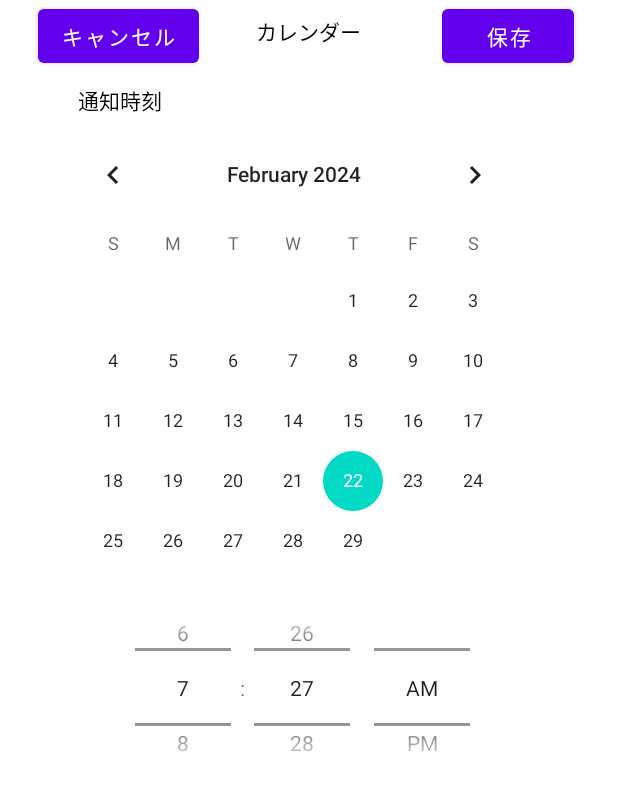
After one commit to NakamuraIssei/ManabaApp, an Android app: the layout add_notification_dialog2_layout.xml on its own in the app's theme, with its tools: preview values and no code run, on a phone screen of 412 x 824 dp. The commit adds this screen. Shown: the top 790 px of the screen. Run offline under Robolectric (Android 15) with nearby library versions, the phone set to English and light mode, and no system bars.

Commit message:
make ClassDataNotificationSystem

```diff
--- a/app/src/main/java/com/example/scrapingtest2/NotificationCustomAdapter.java
+++ b/app/src/main/java/com/example/scrapingtest2/NotificationCustomAdapter.java
@@ -53,8 +53,9 @@ public class NotificationCustomAdapter extends RecyclerView.Adapter<Notification
         else holder.text1.setText("アンドロイドのバージョンが小さいです");
         holder.editButton.setOnClickListener(v -> {
             Log.d("aaa","通知編集ボタン押せてるよー");
-            AddNotificationDialog dialog=new AddNotificationDialog(context);
-            dialog.editNotificationN(taskDataId,this,position);
+            AddNotificationBottomSheetDialog dialog=new AddNotificationBottomSheetDialog(context,1,taskDataId,this);
+            dialog.setEditNotificationNum(position);
+            dialog.show();
         });
     }
     @Override
--- /dev/null
+++ b/app/src/main/res/layout/add_notification_dialog2_layout.xml
@@ -0,0 +1,90 @@
+<?xml version="1.0" encoding="utf-8"?>
+<androidx.constraintlayout.widget.ConstraintLayout xmlns:android="http://schemas.android.com/apk/res/android"
+    xmlns:app="http://schemas.android.com/apk/res-auto"
+    xmlns:tools="http://schemas.android.com/tools"
+    android:layout_width="match_parent"
+    android:layout_height="match_parent">
+
+    <Button
+        android:id="@+id/cancelButton"
+        android:layout_width="wrap_content"
+        android:layout_height="wrap_content"
+        android:layout_marginStart="25dp"
+        android:text="キャンセル"
+        app:layout_constraintStart_toStartOf="parent"
+        app:layout_constraintTop_toTopOf="parent" />
+
+    <Button
+        android:id="@+id/saveButton"
+        android:layout_width="wrap_content"
+        android:layout_height="wrap_content"
+        android:layout_marginEnd="29dp"
+        android:text="保存"
+        app:layout_constraintEnd_toEndOf="parent"
+        app:layout_constraintTop_toTopOf="parent" />
+
+    <TextView
+        android:id="@+id/textView5"
+        android:layout_width="wrap_content"
+        android:layout_height="wrap_content"
+        android:layout_marginStart="43dp"
+        android:layout_marginTop="10dp"
+        android:layout_marginEnd="59dp"
+        android:text="カレンダー"
+        android:textColor="#000000"
+        app:layout_constraintEnd_toStartOf="@+id/saveButton"
+        app:layout_constraintStart_toEndOf="@+id/cancelButton"
+        app:layout_constraintTop_toTopOf="parent" />
+
+    <TextView
+        android:id="@+id/textView7"
+        android:layout_width="wrap_content"
+        android:layout_height="wrap_content"
+        android:layout_marginStart="52dp"
+        android:layout_marginTop="8dp"
+        android:text="通知時刻"
+        android:textColor="#000000"
+        app:layout_constraintStart_toStartOf="parent"
+        app:layout_constraintTop_toBottomOf="@+id/cancelButton" />
+
+    <CalendarView
+        android:id="@+id/calendarView"
+        android:layout_width="321dp"
+        android:layout_height="289dp"
+        android:layout_marginStart="35dp"
+        android:layout_marginTop="5dp"
+        app:layout_constraintStart_toStartOf="parent"
+        app:layout_constraintTop_toBottomOf="@+id/textView7" />
+
+    <TimePicker
+        android:id="@+id/time_picker"
+        android:layout_width="383dp"
+        android:layout_height="142dp"
+        android:layout_centerInParent="true"
+        android:layout_marginStart="10dp"
+        android:layout_marginTop="15dp"
+        android:timePickerMode="spinner"
+        app:layout_constraintStart_toStartOf="parent"
+        app:layout_constraintTop_toBottomOf="@+id/calendarView"
+        tools:ignore="MissingConstraints" />
+
+    <TextView
+        android:id="@+id/selectedTimeView"
+        android:layout_width="wrap_content"
+        android:layout_height="wrap_content"
+        android:layout_marginBottom="5dp"
+        android:textColor="#000000"
+        app:layout_constraintBottom_toTopOf="@+id/calendarView"
+        app:layout_constraintStart_toEndOf="@id/selectedDateView"
+         />
+
+    <TextView
+        android:id="@+id/selectedDateView"
+        android:layout_width="wrap_content"
+        android:layout_height="wrap_content"
+        android:layout_marginBottom="5dp"
+        android:layout_marginStart="111dp"
+        android:textColor="#000000"
+        app:layout_constraintBottom_toTopOf="@+id/calendarView"
+        app:layout_constraintStart_toEndOf="@+id/textView7"/>
+</androidx.constraintlayout.widget.ConstraintLayout>
--- a/app/src/main/res/layout/add_notification_dialog_layout.xml
+++ b/app/src/main/res/layout/add_notification_dialog_layout.xml
@@ -41,6 +41,7 @@
                 android:layout_marginEnd="8dp"
                 android:layout_marginBottom="8dp"
                 android:text="+" />
+
         </LinearLayout>
     </ScrollView>
 
```
Also changed, not shown: app/src/main/java/com/example/scrapingtest2/AddNotificationBottomSheetDialog.java (added, +137 -0 lines), app/src/main/java/com/example/scrapingtest2/AddNotificationDialog.java (deleted, +0 -154 lines), app/src/main/java/com/example/scrapingtest2/MainActivity.java (+1 -19 lines), app/src/main/java/com/example/scrapingtest2/NotificationCustomDialog.java (+11 -2 lines).
